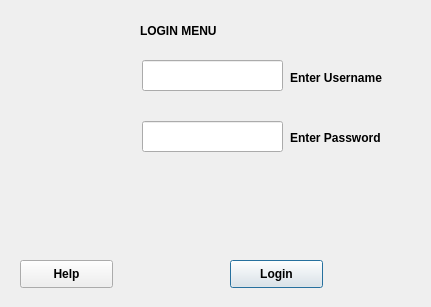
Qt form TicTacToe/loginscene.ui (Amatarasu/A-Team) before a commit.
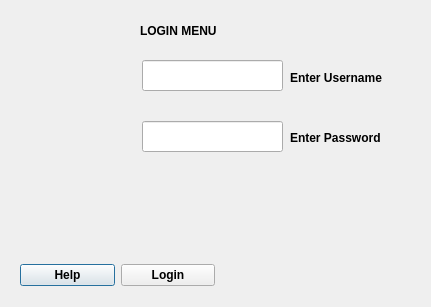
The same form after that commit.

Commit message: fix for a sign up button, alignment, and also a minor on the reset password. i am debugging the issue right now.

```diff
--- a/TicTacToe/loginscene.ui
+++ b/TicTacToe/loginscene.ui
@@ -13,25 +13,6 @@
   <property name="windowTitle">
    <string>Dialog</string>
   </property>
-  <widget class="QPushButton" name="loggingIn">
-   <property name="geometry">
-    <rect>
-     <x>230</x>
-     <y>260</y>
-     <width>93</width>
-     <height>28</height>
-    </rect>
-   </property>
-   <property name="font">
-    <font>
-     <weight>75</weight>
-     <bold>true</bold>
-    </font>
-   </property>
-   <property name="text">
-    <string>Login</string>
-   </property>
-  </widget>
   <widget class="QLabel" name="Username">
    <property name="geometry">
     <rect>
@@ -70,25 +51,6 @@
     <string>Enter Password</string>
    </property>
   </widget>
-  <widget class="QPushButton" name="HelpLogin">
-   <property name="geometry">
-    <rect>
-     <x>20</x>
-     <y>260</y>
-     <width>93</width>
-     <height>28</height>
-    </rect>
-   </property>
-   <property name="font">
-    <font>
-     <weight>75</weight>
-     <bold>true</bold>
-    </font>
-   </property>
-   <property name="text">
-    <string>Help</string>
-   </property>
-  </widget>
   <widget class="QLineEdit" name="loginPassword">
    <property name="geometry">
     <rect>
@@ -131,6 +93,44 @@
     <string>LOGIN MENU</string>
    </property>
   </widget>
+  <widget class="QWidget" name="">
+   <property name="geometry">
+    <rect>
+     <x>20</x>
+     <y>260</y>
+     <width>195</width>
+     <height>30</height>
+    </rect>
+   </property>
+   <layout class="QHBoxLayout" name="horizontalLayout">
+    <item>
+     <widget class="QPushButton" name="HelpLogin">
+      <property name="font">
+       <font>
+        <weight>75</weight>
+        <bold>true</bold>
+       </font>
+      </property>
+      <property name="text">
+       <string>Help</string>
+      </property>
+     </widget>
+    </item>
+    <item>
+     <widget class="QPushButton" name="loggingIn">
+      <property name="font">
+       <font>
+        <weight>75</weight>
+        <bold>true</bold>
+       </font>
+      </property>
+      <property name="text">
+       <string>Login</string>
+      </property>
+     </widget>
+    </item>
+   </layout>
+  </widget>
  </widget>
  <resources/>
  <connections/>
```
The commit also changes 8 other files.
